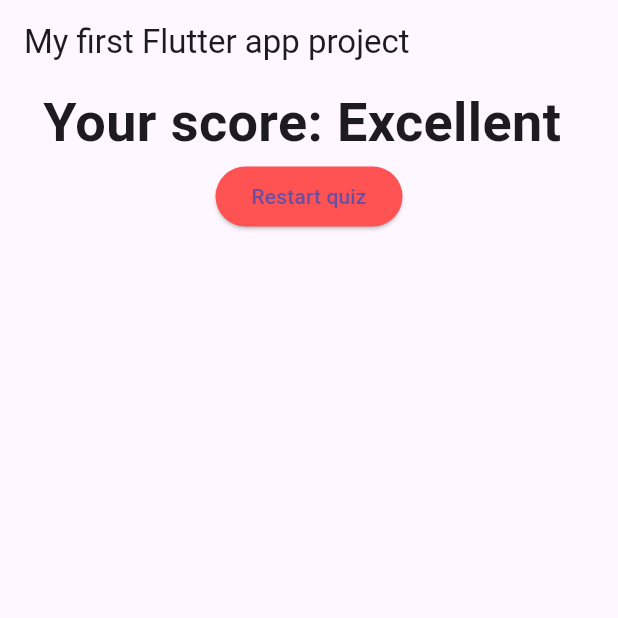
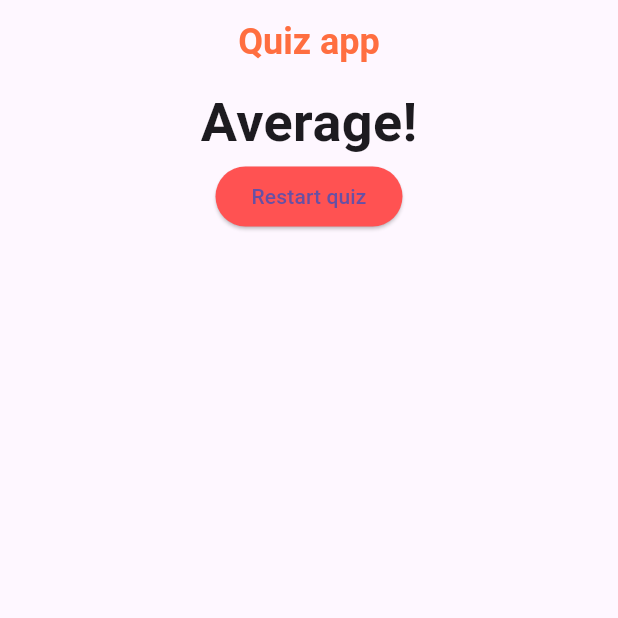
Before and after one commit to Majok-Bol/quiz_app, a Flutter app: the screen it shows after launch, after a tap on "red", after a tap on "cat", after a tap on "Napoleon Hill", on a phone screen of 412 x 824 dp, the top half of it. Run offline on Flutter 3.47's test engine with Material 3 defaults, Android fonts, the phone set to English and light mode, and no system bars.

Commit message:
modified the if statements

```diff
--- a/lib/main.dart
+++ b/lib/main.dart
@@ -64,7 +64,20 @@ class _MyAppState extends State<MyApp> {
   Widget build(BuildContext context) {
     return MaterialApp(
       home: Scaffold(
-        appBar: AppBar(title: Text('My first Flutter app project')),
+        appBar: AppBar(
+          title: Text(
+            'Quiz app',
+            style: TextStyle(
+              fontSize: 24, // Adjust font size
+              color:
+                  Colors
+                      .deepOrangeAccent, // Change to blue or use Colors.purple for violet
+              fontWeight: FontWeight.bold, // Optional: Makes the text bold
+            ),
+          ),
+          centerTitle: true, // Centers the title
+        ),
+
         body:
             _questionIndex < _questions.length
                 ? Quiz(
--- a/lib/result.dart
+++ b/lib/result.dart
@@ -6,15 +6,18 @@ class Result extends StatelessWidget {
   Result(this.resultScore, this.resetHandler);
   String get resultPhrase {
     var resultText = 'You did it!';
-    if (resultScore >= 50) {
-      resultText = 'Your score: Excellent ';
-    } else if (resultScore <= 20 && resultScore <= 40) {
+    if (resultScore >= 100) {
+      resultText = 'Your score: Excellent!';
+    } else if (resultScore >= 80) {
       resultText = 'Very good!';
-    } else if (resultScore >= 10 && resultScore <= 19) {
-      resultText = 'Your score: Average';
+    } else if (resultScore >= 70) {
+      resultText = 'Good!';
+    } else if (resultScore >= 60) {
+      resultText = 'Average!';
     } else {
-      resultText = 'You score:Very low';
+      resultText = 'Your score: Failed!';
     }
+
     return resultText;
   }
 
```
